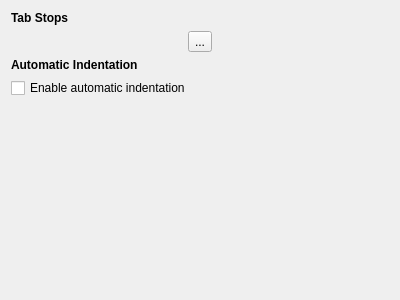
Old version of the form App/settings/preferenceseditor.ui in the repository djeada/Lightpad.
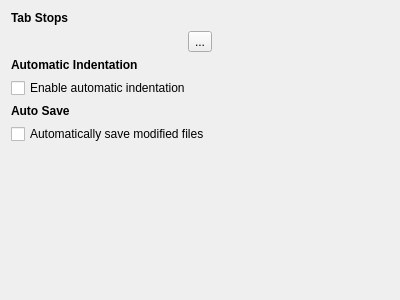
New version of the form.

Commit message: Add persisted auto-save preference and wire functional auto-save (#143)

What changed in the file:
```diff
--- a/App/settings/preferenceseditor.ui
+++ b/App/settings/preferenceseditor.ui
@@ -60,6 +60,23 @@
      </property>
     </widget>
    </item>
+   <item>
+    <widget class="QLabel" name="labelAutoSave">
+     <property name="styleSheet">
+      <string notr="true"/>
+     </property>
+     <property name="text">
+      <string>Auto Save</string>
+     </property>
+    </widget>
+   </item>
+   <item>
+    <widget class="QCheckBox" name="checkBoxAutoSave">
+     <property name="text">
+      <string>Automatically save modified files</string>
+     </property>
+    </widget>
+   </item>
    <item>
     <spacer name="verticalSpacer">
      <property name="orientation">
```
The commit also changes 7 other files.
